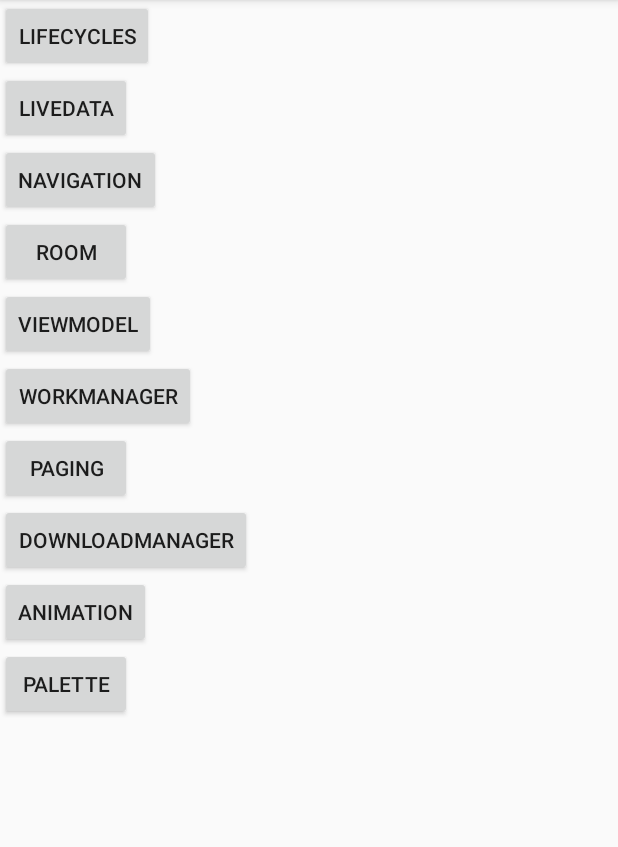
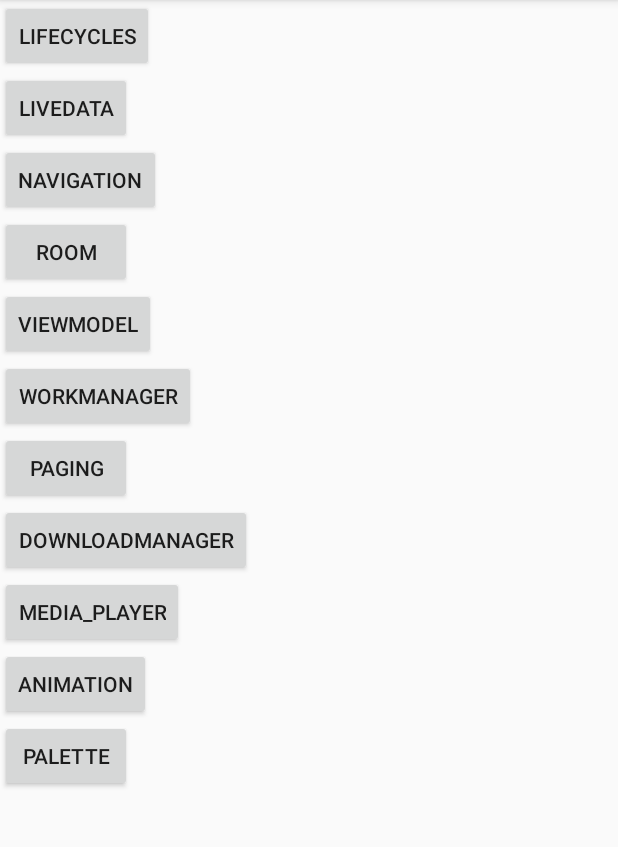
Before and after one commit to huangyuanlove/JetpackSimple, an Android app: the screen it shows after launch (MainActivity), after a tap on "确认删除", on a phone screen of 412 x 824 dp, the part 84-931 px from its top. Run offline under Robolectric (Android 15) with nearby library versions, the phone set to English and light mode, and no system bars; our stand-ins replace data binding.

Commit message:
MediaPlayer

```diff
--- a/app/src/main/java/com/huangyuanlove/androidjetpack/MainActivity.java
+++ b/app/src/main/java/com/huangyuanlove/androidjetpack/MainActivity.java
@@ -24,6 +24,7 @@
 import com.huangyuanlove.androidjetpack.architecture.viewmodel.ViewModelActivity;
 import com.huangyuanlove.androidjetpack.architecture.workmanager.WorkManagerActivity;
 import com.huangyuanlove.androidjetpack.behavior.downloadmanager.DownloadManagerActivity;
+import com.huangyuanlove.androidjetpack.behavior.mediaPlayer.MediaPlayerActivity;
 import com.huangyuanlove.androidjetpack.databinding.ActivityMainBinding;
 import com.huangyuanlove.androidjetpack.ui.animation.AnimationActivity;
 import com.huangyuanlove.androidjetpack.ui.palette.PaletteActivity;
@@ -46,6 +47,7 @@
         binding.downloadManager.setOnClickListener(this);
         binding.animation.setOnClickListener(this);
         binding.palette.setOnClickListener(this);
+        binding.mediaPlayer.setOnClickListener(this);
 
         new Handler().postDelayed(new Runnable() {
             @Override
@@ -161,8 +163,11 @@
             case R.id.animation:
                 startActivity(new Intent(MainActivity.this, AnimationActivity.class));
                 break;
-                case R.id.palette:
+            case R.id.palette:
                 startActivity(new Intent(MainActivity.this, PaletteActivity.class));
+                break;
+            case R.id.media_player:
+                startActivity(new Intent(MainActivity.this, MediaPlayerActivity.class));
                 break;
             default:
                 break;
--- a/app/src/main/res/layout/activity_main.xml
+++ b/app/src/main/res/layout/activity_main.xml
@@ -54,6 +54,11 @@
             android:layout_height="wrap_content"
             android:text="downloadManager" />
         <androidx.appcompat.widget.AppCompatButton
+            android:id="@+id/media_player"
+            android:layout_width="wrap_content"
+            android:layout_height="wrap_content"
+            android:text="media_player" />
+        <androidx.appcompat.widget.AppCompatButton
             android:id="@+id/animation"
             android:layout_width="wrap_content"
             android:layout_height="wrap_content"
```
